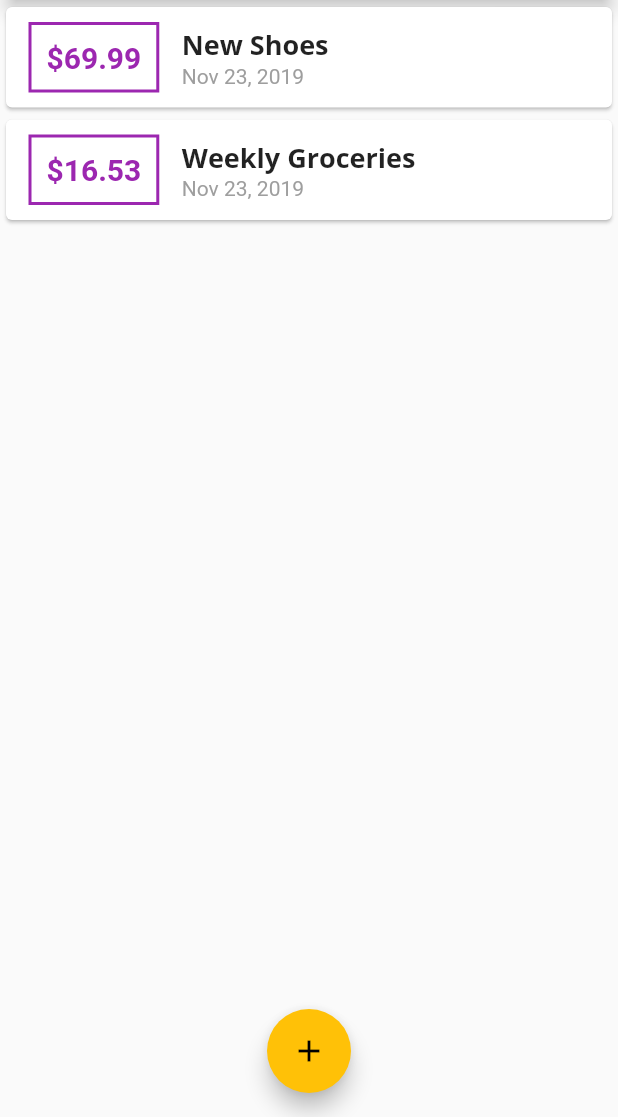
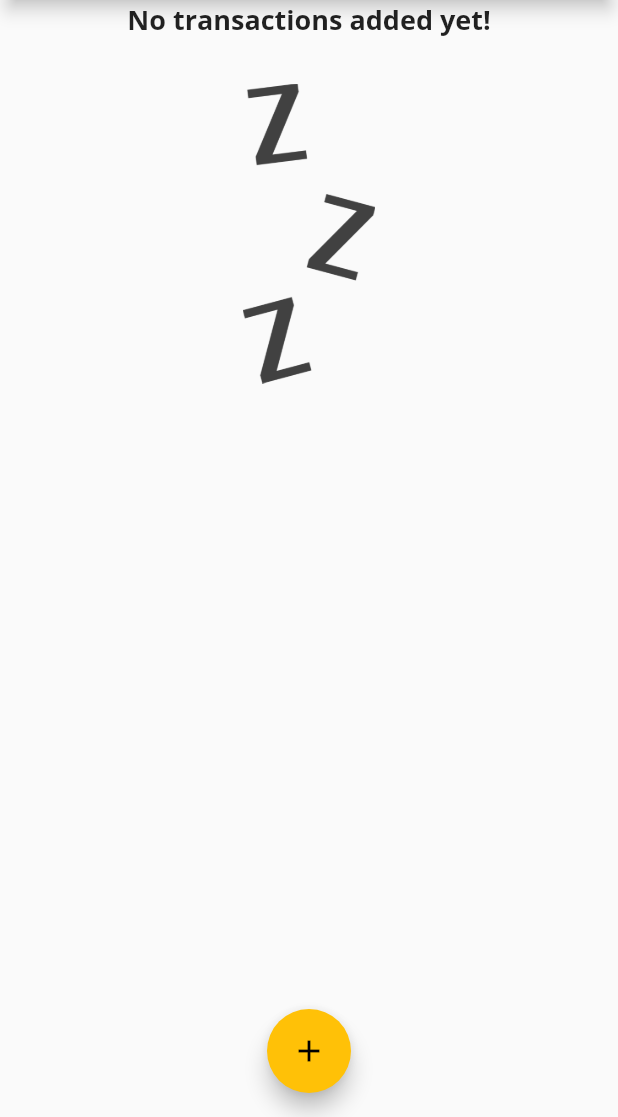
Before and after one commit to Rybsooon11/Flutter, a Flutter app: the screen it shows after launch, on a phone screen of 412 x 824 dp, the part 119-1236 px from its top. Run offline on Flutter 3.47's test engine with Material 2 defaults, Android fonts, the phone set to English and light mode, and no system bars.

Commit message:
Add image if empty list

```diff
--- a/shop_list/lib/main.dart
+++ b/shop_list/lib/main.dart
@@ -44,18 +44,18 @@
 
 class _MyHomePageState extends State<MyHomePage> {
   final List<Transaction> _userTransactions = [
-    Transaction(
-      id: 't1',
-      title: 'New Shoes',
-      amount: 69.99,
-      date: DateTime.now(),
-    ),
-    Transaction(
-      id: 't2',
-      title: 'Weekly Groceries',
-      amount: 16.53,
-      date: DateTime.now(),
-    ),
+    // Transaction(
+    //   id: 't1',
+    //   title: 'New Shoes',
+    //   amount: 69.99,
+    //   date: DateTime.now(),
+    // ),
+    // Transaction(
+    //   id: 't2',
+    //   title: 'Weekly Groceries',
+    //   amount: 16.53,
+    //   date: DateTime.now(),
+    // ),
   ];
 
   void _addNewTransaction(String txTitle, double txAmount) {
--- a/shop_list/lib/widgets/transaction_list.dart
+++ b/shop_list/lib/widgets/transaction_list.dart
@@ -11,7 +11,26 @@
   Widget build(BuildContext context) {
     return Container(
       height: 300,
-      child: ListView.builder(
+      child: transactions.isEmpty
+          ? Column(
+              children: <Widget>[
+                Text(
+                  'No transactions added yet!',
+                  style: Theme.of(context).textTheme.title,
+                ),
+                SizedBox(
+                  height: 30,
+                ),
+                Container(
+                  height: 200,
+                  child: Image.asset(
+                    'assets/images/waiting.png',
+                    fit: BoxFit.cover,
+                  ),
+                ),
+              ],
+            )
+          : ListView.builder(
               itemBuilder: (ctx, index) {
                 return Card(
                   child: Row(
--- a/shop_list/pubspec.yaml
+++ b/shop_list/pubspec.yaml
@@ -42,8 +42,8 @@
   uses-material-design: true
 
   # To add assets to your application, add an assets section, like this:
-  # assets:
-  #  - images/a_dot_burr.jpeg
+  assets:
+    - assets/images/waiting.png
   #  - images/a_dot_ham.jpeg
 
   # An image asset can refer to one or more resolution-specific "variants", see
```
Also changed, not shown: shop_list/assets/images/waiting.png (added). Lines whose indentation alone changed are shown as unchanged.
